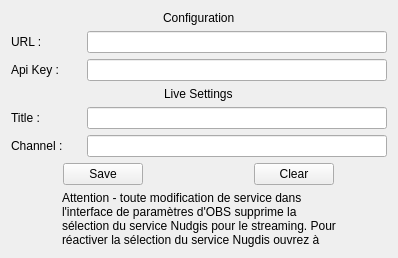
UbiCastTeam/nudgis-obs-plugin, file src/settings.ui: the form before one commit.
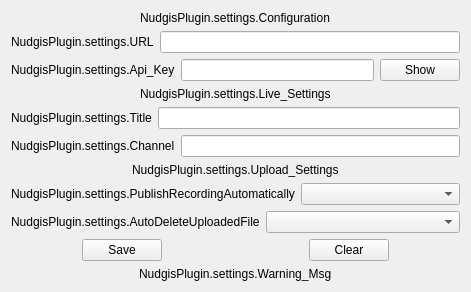
The form after the commit.

Commit message:
nudgis-plugin: update configuration window
hide api key by default (show button available)
multilingual integration (English by default)
added French language
default value change:
  DEF_URL "https://my.ubicast.tv"
  DEF_STREAM_CHANNEL "Personal channel"
added setting "Auto Publish Recordings"
added "Automatic cleanup after publishing" setting
use of QT slots for event connection

Patch:
```diff
--- a/src/settings.ui
+++ b/src/settings.ui
@@ -19,7 +19,7 @@
      <item alignment="Qt::AlignHCenter">
       <widget class="QLabel" name="label_configuration">
        <property name="text">
-        <string>Configuration</string>
+        <string>NudgisPlugin.settings.Configuration</string>
        </property>
       </widget>
      </item>
@@ -36,7 +36,7 @@
         </size>
        </property>
        <property name="text">
-        <string>URL :</string>
+        <string>NudgisPlugin.settings.URL</string>
        </property>
       </widget>
      </item>
@@ -66,7 +66,7 @@
         </size>
        </property>
        <property name="text">
-        <string>Api Key : </string>
+        <string>NudgisPlugin.settings.Api_Key</string>
        </property>
       </widget>
      </item>
@@ -75,6 +75,16 @@
        <property name="text">
         <string/>
        </property>
+       <property name="EchoMode">
+        <enum>QLineEdit::Password</enum>
+       </property>
+      </widget>
+     </item>
+     <item>
+      <widget class="QPushButton" name="btn_sw_EchoMode">
+       <property name="text">
+        <string>Show</string>
+       </property>
       </widget>
      </item>
     </layout>
@@ -84,7 +94,7 @@
      <item alignment="Qt::AlignHCenter">
       <widget class="QLabel" name="label_live_setting">
        <property name="text">
-        <string>Live Settings</string>
+        <string>NudgisPlugin.settings.Live_Settings</string>
        </property>
       </widget>
      </item>
@@ -101,7 +111,7 @@
         </size>
        </property>
        <property name="text">
-        <string>Title :</string>
+        <string>NudgisPlugin.settings.Title</string>
        </property>
       </widget>
      </item>
@@ -125,7 +135,7 @@
         </size>
        </property>
        <property name="text">
-        <string>Channel :</string>
+        <string>NudgisPlugin.settings.Channel</string>
        </property>
       </widget>
      </item>
@@ -138,6 +148,57 @@
      </item>
     </layout>
    </item>
+   <item>
+    <layout class="QHBoxLayout" name="horizontalLayout_upload_setting">
+     <item alignment="Qt::AlignHCenter">
+      <widget class="QLabel" name="label_upload_setting">
+       <property name="text">
+        <string>NudgisPlugin.settings.Upload_Settings</string>
+       </property>
+      </widget>
+     </item>
+    </layout>
+   </item>
+   <item>
+    <layout class="QHBoxLayout" name="horizontalLayout_publish_recording_automatically">
+     <item>
+      <widget class="QLabel" name="label_publish_recording_automatically">
+       <property name="minimumSize">
+        <size>
+         <width>70</width>
+         <height>0</height>
+        </size>
+       </property>
+       <property name="text">
+        <string>NudgisPlugin.settings.PublishRecordingAutomatically</string>
+       </property>
+      </widget>
+     </item>
+     <item>
+      <widget class="QComboBox" name="publish_recording_automatically"/>
+     </item>
+    </layout>
+   </item>
+   <item>
+    <layout class="QHBoxLayout" name="horizontalLayout_auto_delete_uploaded_file">
+     <item>
+      <widget class="QLabel" name="label_auto_delete_uploaded_file">
+       <property name="minimumSize">
+        <size>
+         <width>70</width>
+         <height>0</height>
+        </size>
+       </property>
+       <property name="text">
+        <string>NudgisPlugin.settings.AutoDeleteUploadedFile</string>
+       </property>
+      </widget>
+     </item>
+     <item>
+      <widget class="QComboBox" name="auto_delete_uploaded_file"/>
+     </item>
+    </layout>
+   </item>
    <item>
     <layout class="QHBoxLayout" name="horizontalLayout_btn">
      <item alignment="Qt::AlignHCenter">
@@ -161,7 +222,7 @@
      <item alignment="Qt::AlignHCenter">
       <widget class="QLabel" name="label_warning">
        <property name="text">
-        <string>Attention - toute modification de service dans l'interface de paramètres d'OBS supprime la sélection du service Nudgis pour le streaming. Pour réactiver la sélection du service Nugdis ouvrez à nouveau cette interface et cliquez sur Enregistrer.</string>
+        <string>NudgisPlugin.settings.Warning_Msg</string>
        </property>
        <property name="wordWrap">
         <bool>true</bool>
```
Left out of the diff: 3 changed lines with no effect on the pictures. The commit also changes 7 other files.
